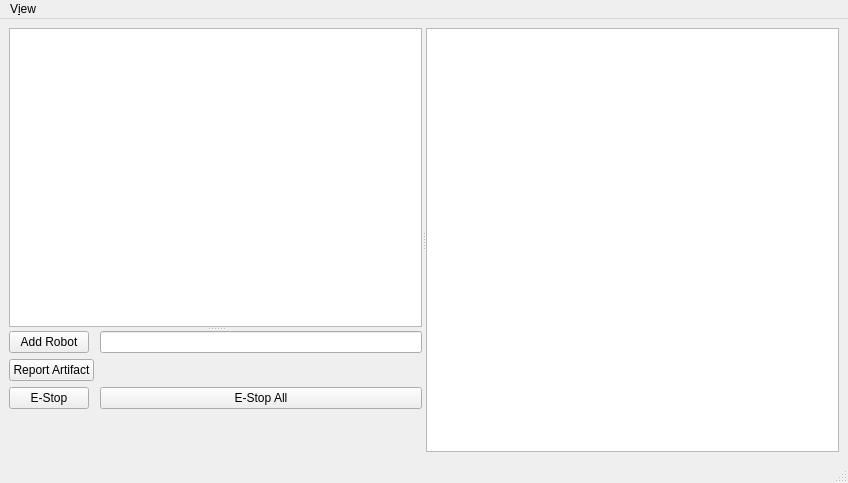
The window that mission_planner/include/mission_planner/MainWindow.ui (arjo129/darpa_ugv_highlevel) describes before a commit, drawn with Qt 5.
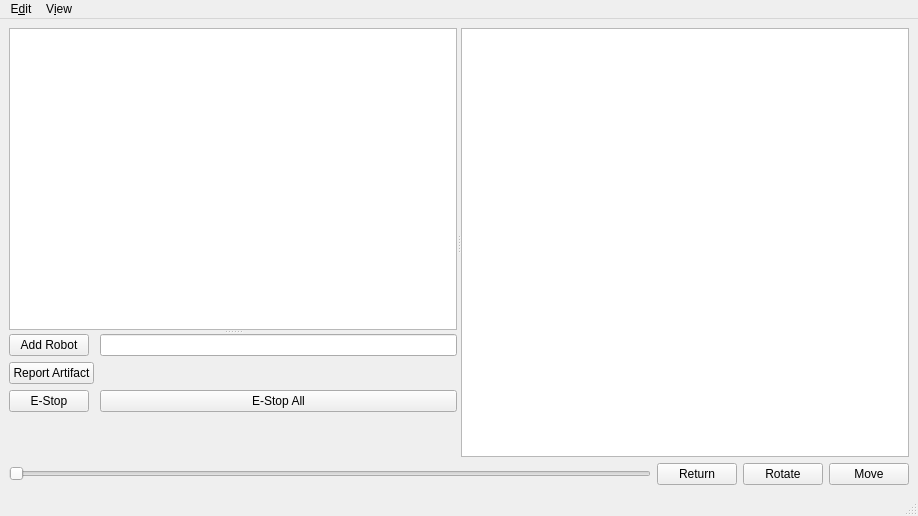
The same window after the commit.

Diff of the .ui file:
```diff
--- a/mission_planner/include/mission_planner/MainWindow.ui
+++ b/mission_planner/include/mission_planner/MainWindow.ui
@@ -6,8 +6,8 @@
    <rect>
     <x>0</x>
     <y>0</y>
-    <width>848</width>
-    <height>483</height>
+    <width>918</width>
+    <height>516</height>
    </rect>
   </property>
   <property name="windowTitle">
@@ -88,6 +88,38 @@
       <widget class="QGraphicsView" name="graphicsView"/>
      </widget>
     </item>
+    <item>
+     <layout class="QHBoxLayout" name="horizontalLayout">
+      <item>
+       <widget class="QSlider" name="horizontalSlider">
+        <property name="orientation">
+         <enum>Qt::Horizontal</enum>
+        </property>
+       </widget>
+      </item>
+      <item>
+       <widget class="QPushButton" name="returnDraw">
+        <property name="text">
+         <string>Return</string>
+        </property>
+       </widget>
+      </item>
+      <item>
+       <widget class="QPushButton" name="pushButton">
+        <property name="text">
+         <string>Rotate</string>
+        </property>
+       </widget>
+      </item>
+      <item>
+       <widget class="QPushButton" name="moveButton">
+        <property name="text">
+         <string>Move</string>
+        </property>
+       </widget>
+      </item>
+     </layout>
+    </item>
    </layout>
   </widget>
   <widget class="QMenuBar" name="menubar">
@@ -95,7 +127,7 @@
     <rect>
      <x>0</x>
      <y>0</y>
-     <width>848</width>
+     <width>918</width>
      <height>22</height>
     </rect>
    </property>
@@ -106,6 +138,14 @@
     <addaction name="actionArtifacts"/>
     <addaction name="actionRobots"/>
    </widget>
+   <widget class="QMenu" name="menuEdit">
+    <property name="title">
+     <string>E&amp;dit</string>
+    </property>
+    <addaction name="actionUndo"/>
+    <addaction name="actionRedo"/>
+   </widget>
+   <addaction name="menuEdit"/>
    <addaction name="menuView"/>
   </widget>
   <widget class="QStatusBar" name="statusbar"/>
```
Left out of the diff: 10 changed lines with no effect on the pictures.
